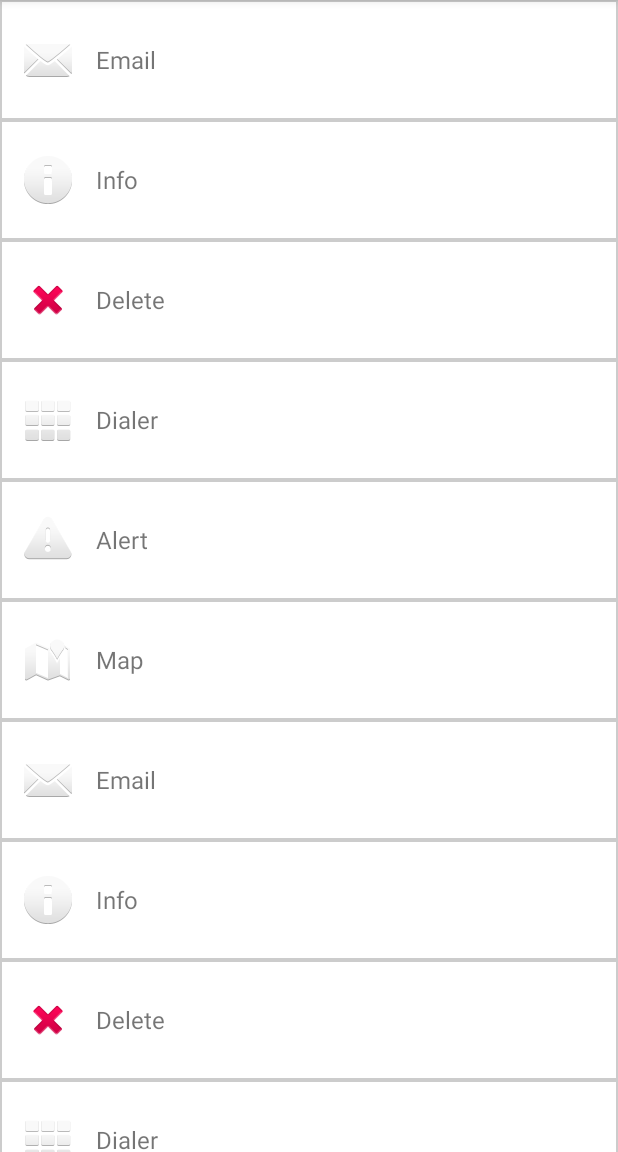
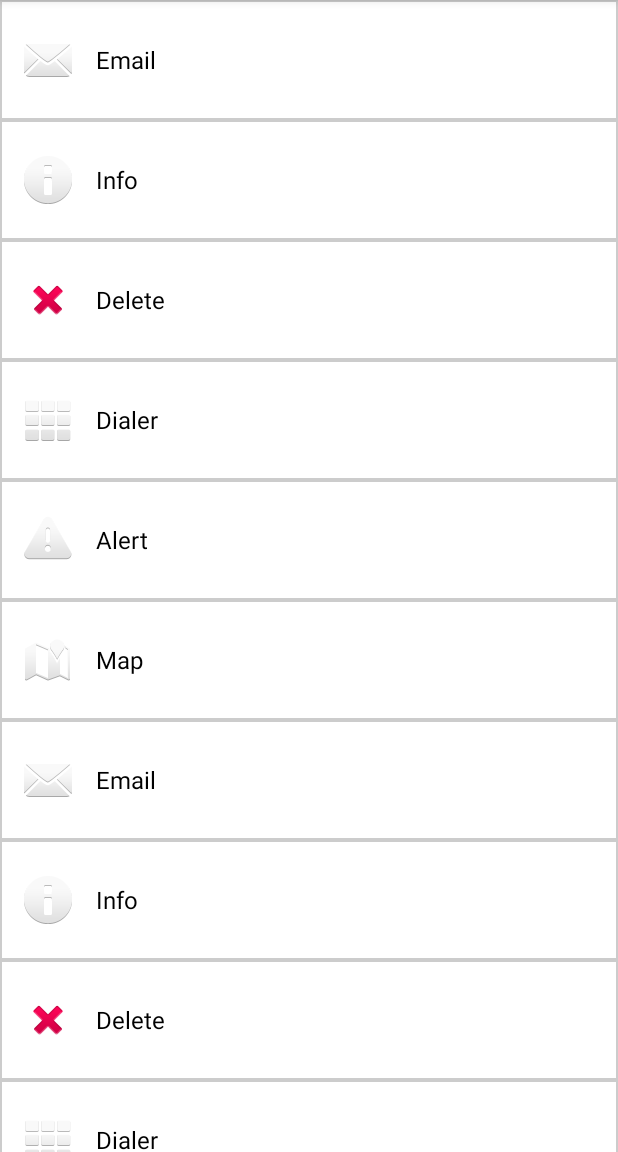
Before and after one commit to Serahwakaba/Recyclerview-example, an Android app: the screen it shows after launch (MainActivity), on a phone screen of 412 x 824 dp, the part 84-1236 px from its top. Run offline under Robolectric (Android 15) with nearby library versions, the phone set to English and light mode, and no system bars.

```diff
--- a/app/src/main/res/layout/activity_main.xml
+++ b/app/src/main/res/layout/activity_main.xml
@@ -6,6 +6,6 @@
     android:layout_height="match_parent"
     android:scrollbars="vertical"
     android:id="@+id/recyclerView"
->
+    tools:context="com.example.recyclerviewexample.MainActivity">
 
 </androidx.recyclerview.widget.RecyclerView>
--- a/app/src/main/res/layout/list_item.xml
+++ b/app/src/main/res/layout/list_item.xml
@@ -19,6 +19,7 @@
     <TextView
         android:id="@+id/textView"
         android:layout_width="wrap_content"
+        android:textColor="@color/black"
         android:layout_height="match_parent"
         android:layout_toEndOf="@id/imageView"
         android:layout_toRightOf="@id/imageView"
```
